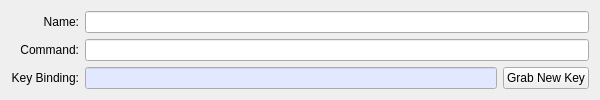
Above: src/ui/keybindings_main_area.ui from Mudlet/Mudlet before the change. Below: the same form after it.
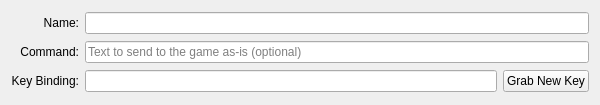
That is the form after the change.

What changed in the file:
```diff
--- a/src/ui/keybindings_main_area.ui
+++ b/src/ui/keybindings_main_area.ui
@@ -7,7 +7,7 @@
     <x>0</x>
     <y>0</y>
     <width>600</width>
-    <height>100</height>
+    <height>105</height>
    </rect>
   </property>
   <property name="sizePolicy">
@@ -49,6 +49,9 @@
      <property name="toolTip">
       <string>&lt;p&gt;Type in one or more commands you want the key to send directly to the game when pressed. (Optional)&lt;/p&gt;&lt;p&gt;To send more complex commands, that could depend on or need to modifies variables within this profile a Lua script should be entered &lt;i&gt;instead&lt;/i&gt; in the editor area below.  Anything entered here is, literally, just sent to the game server.&lt;/p&gt;&lt;p&gt;It is permissable to use both this &lt;i&gt;and&lt;/i&gt; a Lua script - this will be sent &lt;b&gt;before&lt;/b&gt; the script is run.&lt;/p&gt;</string>
      </property>
+     <property name="placeholderText">
+      <string>Text to send to the game as-is (optional)</string>
+     </property>
     </widget>
    </item>
    <item row="2" column="0">
@@ -63,43 +66,6 @@
    </item>
    <item row="2" column="1">
     <widget class="QLineEdit" name="lineEdit_key_binding">
-     <property name="palette">
-      <palette>
-       <active>
-        <colorrole role="Base">
-         <brush brushstyle="SolidPattern">
-          <color alpha="255">
-           <red>225</red>
-           <green>232</green>
-           <blue>255</blue>
-          </color>
-         </brush>
-        </colorrole>
-       </active>
-       <inactive>
-        <colorrole role="Base">
-         <brush brushstyle="SolidPattern">
-          <color alpha="255">
-           <red>225</red>
-           <green>232</green>
-           <blue>255</blue>
-          </color>
-         </brush>
-        </colorrole>
-       </inactive>
-       <disabled>
-        <colorrole role="Base">
-         <brush brushstyle="SolidPattern">
-          <color alpha="255">
-           <red>244</red>
-           <green>244</green>
-           <blue>244</blue>
-          </color>
-         </brush>
-        </colorrole>
-       </disabled>
-      </palette>
-     </property>
      <property name="readOnly">
       <bool>true</bool>
      </property>
```
